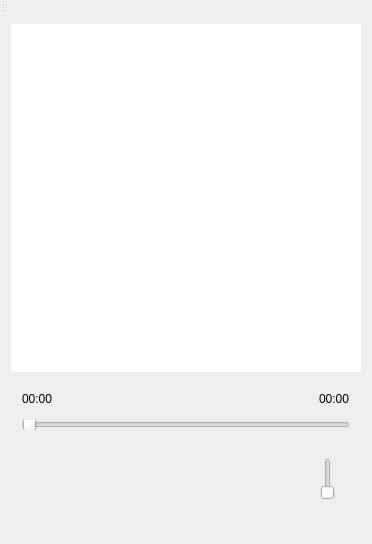
First picture: the form in MusicPlayer/MusicPlayer/MusicPlayer.ui, repository zxx2008/QtObject, before the edit.
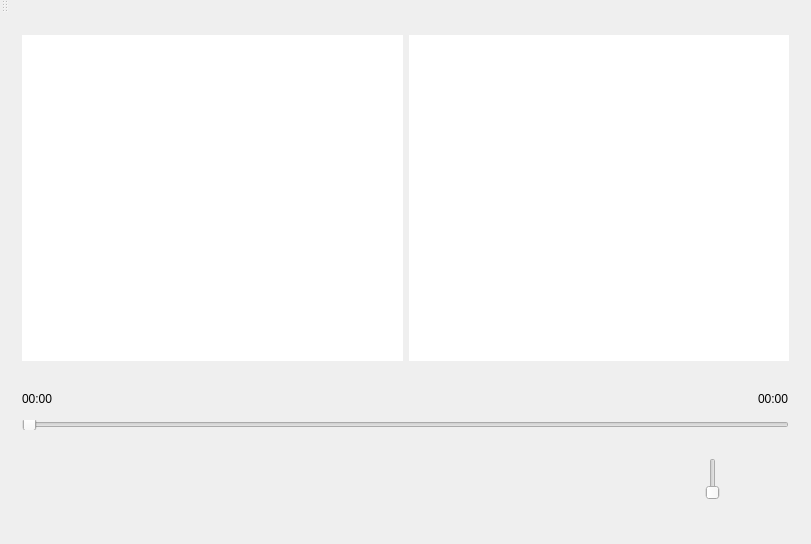
Second picture: the form after the edit. Icons and pictures are not drawn.

Diff of the .ui file:
```diff
--- a/MusicPlayer/MusicPlayer/MusicPlayer.ui
+++ b/MusicPlayer/MusicPlayer/MusicPlayer.ui
@@ -6,7 +6,7 @@
    <rect>
     <x>0</x>
     <y>0</y>
-    <width>372</width>
+    <width>811</width>
     <height>544</height>
    </rect>
   </property>
@@ -27,7 +27,16 @@
   <widget class="QWidget" name="centralWidget">
    <layout class="QVBoxLayout" name="verticalLayout">
     <item>
-     <widget class="QListWidget" name="listWidget"/>
+     <widget class="QWidget" name="widget_4" native="true">
+      <layout class="QHBoxLayout" name="horizontalLayout_4">
+       <item>
+        <widget class="QListWidget" name="listWidget"/>
+       </item>
+       <item>
+        <widget class="QListWidget" name="listWidget_2"/>
+       </item>
+      </layout>
+     </widget>
     </item>
     <item>
      <widget class="QWidget" name="widget_2" native="true">
```
Left out of the diff: 2 changed lines with no effect on the pictures.
